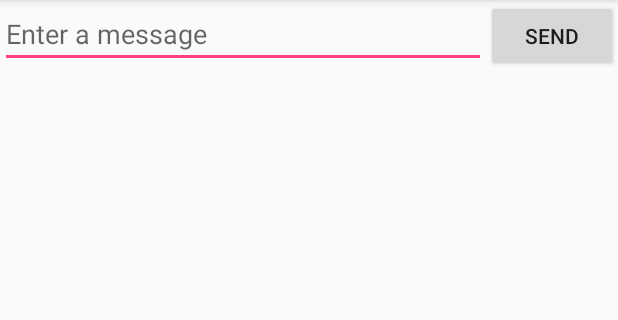
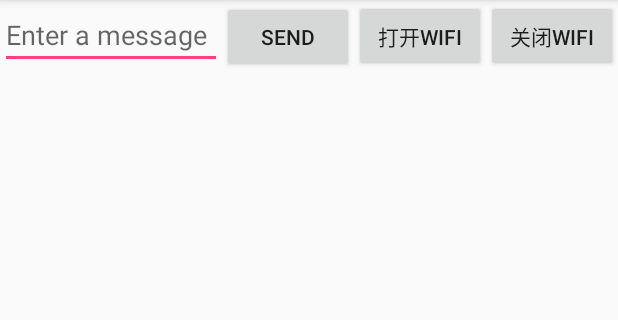
Before and after one commit to aidenZou/AutoTask, an Android app: the screen it shows after launch (MainActivity), on a phone screen of 412 x 824 dp, the part 84-404 px from its top. Run offline under Robolectric (Android 15) with nearby library versions, the phone set to English and light mode, and no system bars.

Commit message:
添加打开、关闭WIFI功能

```diff
--- a/app/src/main/res/layout/activity_main.xml
+++ b/app/src/main/res/layout/activity_main.xml
@@ -14,4 +14,14 @@
         android:layout_height="wrap_content"
         android:text="@string/button_send"
         android:onClick="sendMessage" />
+    <Button
+        android:layout_width="wrap_content"
+        android:layout_height="wrap_content"
+        android:text="@string/open_wifi"
+        android:onClick="openWifi"/>
+    <Button
+        android:layout_width="wrap_content"
+        android:layout_height="wrap_content"
+        android:text="@string/close_wifi"
+        android:onClick="closeWifi"/>
 </LinearLayout>
--- a/app/src/main/res/values/strings.xml
+++ b/app/src/main/res/values/strings.xml
@@ -2,4 +2,6 @@
     <string name="app_name">Auto Task</string>
     <string name="edit_message">Enter a message</string>
     <string name="button_send">Send</string>
+    <string name="open_wifi">打开wifi</string>
+    <string name="close_wifi">关闭wifi</string>
 </resources>
```
Also changed, not shown: app/src/main/java/com/a51coding/aidenzou/autotask/autotask/MainActivity.java (+10 -0 lines), app/src/main/java/com/a51coding/aidenzou/autotask/autotask/Tools.java (added, +15 -0 lines).
